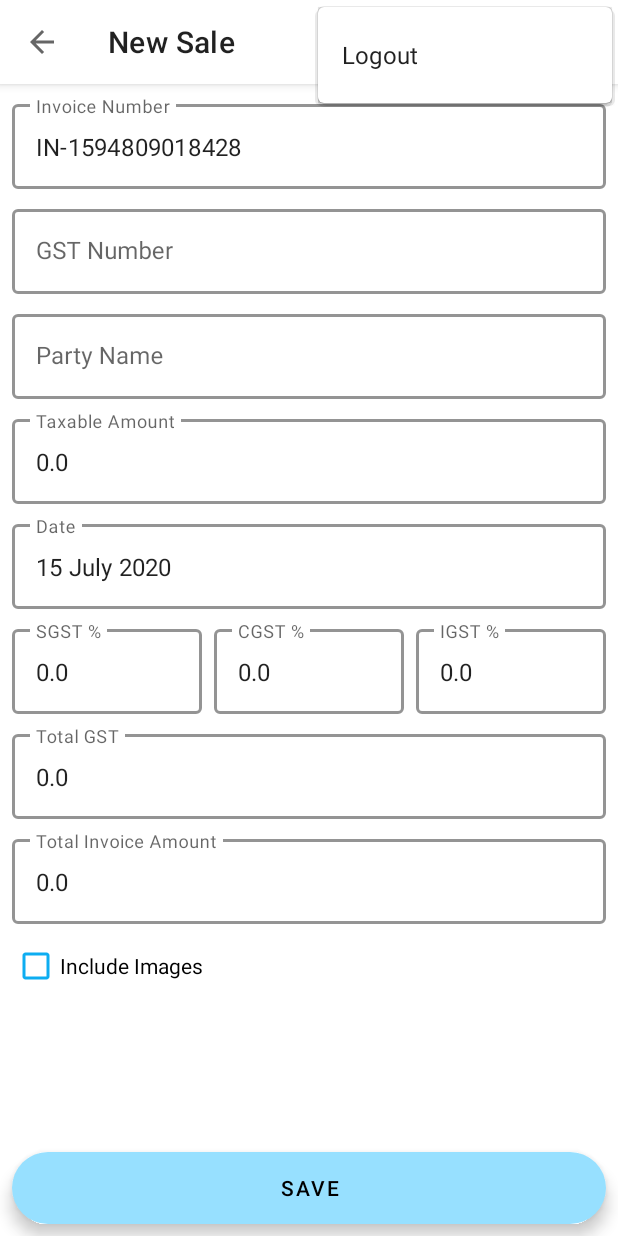
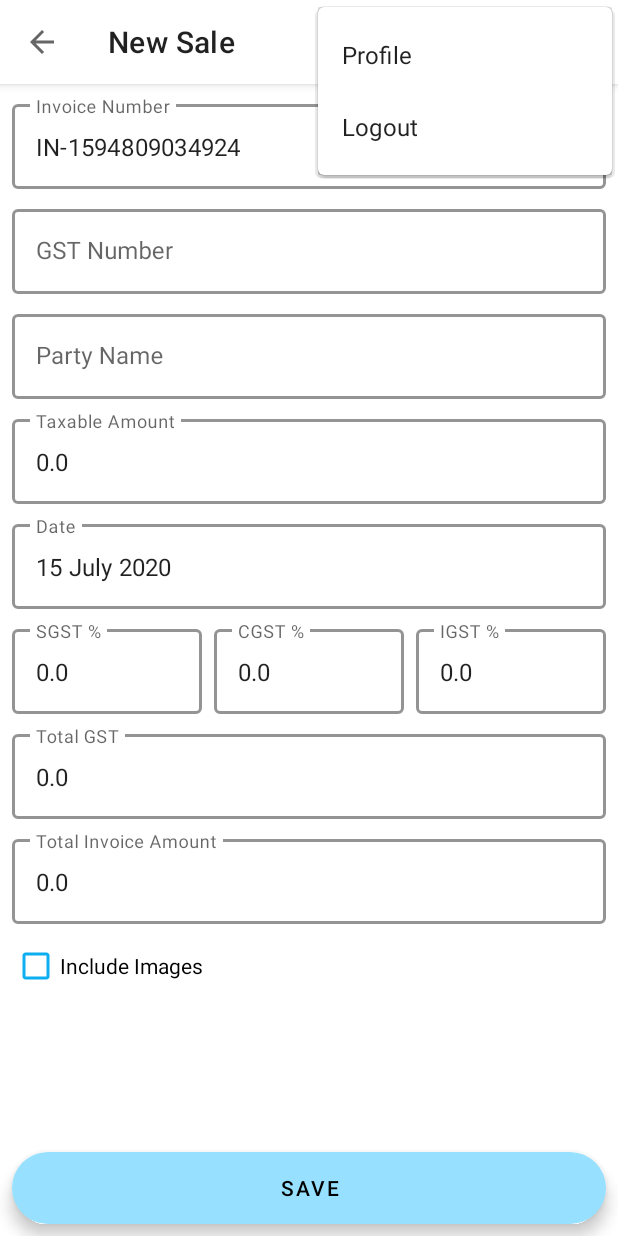
Before and after one commit to devinbits/GST-Reporter, an Android app: the SecondFragment screen opened through its navigation route, with the options menu open, on a phone screen of 412 x 824 dp. Run offline under Robolectric (Android 15) with nearby library versions, the phone set to English and light mode, and no system bars; our stand-ins replace Firebase (no records; nobody signed in at launch, a user with empty details on screens opened directly); 1 statement that could not run was skipped.

Commit message:
#Added Profile feature Profile.kt, ProfileAdapter.kt, ProfileFrag.kt

```diff
--- a/app/src/main/AndroidManifest.xml
+++ b/app/src/main/AndroidManifest.xml
@@ -2,8 +2,8 @@
 <manifest xmlns:android="http://schemas.android.com/apk/res/android"
     xmlns:tools="http://schemas.android.com/tools"
     package="com.testtube.gstreporter"
-    android:versionCode="1"
-    android:versionName="1.0.1"
+    android:versionCode="2"
+    android:versionName="1.0.2"
     tools:ignore="GradleOverrides">
 
     <uses-permission android:name="android.permission.READ_EXTERNAL_STORAGE" />
--- /dev/null
+++ b/app/src/main/java/com/testtube/gstreporter/firestoreController/ProfileAdapter.kt
@@ -0,0 +1,33 @@
+package com.testtube.gstreporter.firestoreController
+
+import android.content.Context
+import com.google.android.gms.tasks.OnFailureListener
+import com.google.android.gms.tasks.Task
+import com.google.firebase.firestore.DocumentSnapshot
+import com.google.firebase.firestore.FirebaseFirestore
+import com.testtube.gstreporter.model.Profile
+import com.testtube.gstreporter.utils.Common
+
+class ProfileAdapter(val context: Context) : OnFailureListener {
+
+    private val db: FirebaseFirestore = FirebaseFirestore.getInstance()
+    private val root: String = "users/${Common.getUser()}"
+    private val saleCollection: String = "${root}/sales"
+
+    fun saveProfile(profile: Profile) {
+        db.document(root).set(profile)
+            .addOnSuccessListener { void ->
+                Common.showToast(
+                    context,
+                    "Saved ${profile.name}"
+                )
+            }
+    }
+
+    fun getProfile(): Task<DocumentSnapshot> = db.document(root).get()
+
+    override fun onFailure(p0: Exception) {
+        Common.showToast(context, "Failed ${p0.message}")
+    }
+
+}
--- /dev/null
+++ b/app/src/main/java/com/testtube/gstreporter/model/Profile.kt
@@ -0,0 +1,24 @@
+package com.testtube.gstreporter.model
+
+import android.content.Context
+import com.google.android.gms.tasks.Task
+import com.google.firebase.firestore.DocumentSnapshot
+import com.testtube.gstreporter.firestoreController.ProfileAdapter
+
+class Profile(
+    var name: String = "",
+    var firmName: String = "",
+    var gstNumber: String = "",
+    var state: String = "",
+    var avatar: String = ""
+) {
+
+    public fun getProfile(context: Context): Task<DocumentSnapshot> {
+        return ProfileAdapter(context).getProfile()
+    }
+
+    public fun saveProfile(context: Context) {
+        ProfileAdapter(context).saveProfile(this)
+    }
+
+}
--- a/app/src/main/java/com/testtube/gstreporter/utils/Common.kt
+++ b/app/src/main/java/com/testtube/gstreporter/utils/Common.kt
@@ -102,8 +102,7 @@ class Common {
 
         fun startPictureCaptureIntentFragment(
             frag: Fragment,
-            mrequestId: Int,
-            filename: String
+            mrequestId: Int
         ): String? {
             var requestId = mrequestId
             if (requestId == 0) requestId = Constants.REQUEST_IMAGE_CAPTURE_FRAG
--- a/app/src/main/java/com/testtube/gstreporter/views/activity/MainActivity.kt
+++ b/app/src/main/java/com/testtube/gstreporter/views/activity/MainActivity.kt
@@ -8,6 +8,7 @@ import androidx.navigation.NavController
 import androidx.navigation.findNavController
 import com.google.firebase.auth.FirebaseAuth
 import com.testtube.gstreporter.R
+import com.testtube.gstreporter.model.Profile
 import com.testtube.gstreporter.utils.Prefs
 import kotlinx.android.synthetic.main.activity_main.*
 
@@ -37,10 +38,31 @@ class MainActivity : AppCompatActivity() {
         })
 
         FirebaseAuth.getInstance().addAuthStateListener {
-            if (it.currentUser == null) {
-                navController.navigate(R.id.action_FirstFragment_to_AuthFrag)
-            } else if (navController.currentDestination?.id == R.id.AuthFrag)
-                navController.navigate(R.id.action_authFrag_to_FirstFragment)
+            when (it.currentUser) {
+                null -> {
+                    navController.navigate(R.id.action_FirstFragment_to_AuthFrag)
+                }
+                else -> {
+                    Profile().getProfile(applicationContext).addOnCompleteListener {
+                        when {
+                            it.isSuccessful -> {
+                                val profile = it.result?.toObject(Profile::class.java)
+                                when (profile) {
+                                    null -> navController.navigate(R.id.action_AuthFrag_to_profile)
+                                    else -> when {
+                                        navController.currentDestination?.id != R.id.FirstFragment -> navController.navigate(
+                                            R.id.action_authFrag_to_FirstFragment
+                                        )
+                                    }
+                                }
+                            }
+                            else -> {
+                                navController.navigate(R.id.action_AuthFrag_to_profile)
+                            }
+                        }
+                    }
+                }
+            }
         }
     }
 
@@ -63,6 +85,10 @@ class MainActivity : AppCompatActivity() {
                 FirebaseAuth.getInstance().signOut()
                 return true
             }
+            R.id.action_profile -> {
+                navController.navigate(R.id.action_FirstFragment_to_profile)
+                return true
+            }
             else -> super.onOptionsItemSelected(item)
         }
     }
--- a/app/src/main/java/com/testtube/gstreporter/views/frag/SecondFragment.kt
+++ b/app/src/main/java/com/testtube/gstreporter/views/frag/SecondFragment.kt
@@ -206,8 +206,7 @@ class SecondFragment : Fragment(), RecyclerViewInterface {
     }
 
     override fun onClick(pos: Int) {
-        val filename = Common.getUser() + System.currentTimeMillis() / 1000
-        fileAbsPath = Common.startPictureCaptureIntentFragment(this, 0, filename)
+        fileAbsPath = Common.startPictureCaptureIntentFragment(this, 0)
     }
 
     override fun onClick(pos: Int, data: Any) {
--- a/app/src/main/res/menu/menu_main.xml
+++ b/app/src/main/res/menu/menu_main.xml
@@ -3,8 +3,13 @@
     xmlns:tools="http://schemas.android.com/tools"
     tools:context="com.testtube.gstreporter.views.activity.MainActivity">
     <item
+        android:id="@+id/action_profile"
+        android:orderInCategory="0"
+        android:title="@string/profile"
+        app:showAsAction="never" />
+    <item
         android:id="@+id/action_settings"
-        android:orderInCategory="100"
+        android:orderInCategory="1"
         android:title="@string/action_logout"
         app:showAsAction="never" />
 </menu>
--- a/app/src/main/res/navigation/nav_graph.xml
+++ b/app/src/main/res/navigation/nav_graph.xml
@@ -20,6 +20,9 @@
             app:launchSingleTop="false"
             app:popUpTo="@id/FirstFragment"
             app:popUpToInclusive="true" />
+        <action
+            android:id="@+id/action_FirstFragment_to_profile"
+            app:destination="@id/profile" />
     </fragment>
     <fragment
         android:id="@+id/SecondFragment"
@@ -57,6 +60,9 @@
             android:id="@+id/deepLink"
             android:autoVerify="true"
             app:uri="auth" />
+        <action
+            android:id="@+id/action_AuthFrag_to_profile"
+            app:destination="@id/profile" />
     </fragment>
     <dialog
         android:id="@+id/imageViewerFrag"
@@ -68,4 +74,22 @@
             app:argType="string"
             app:nullable="true" />
     </dialog>
+    <fragment
+        android:id="@+id/profile"
+        android:name="com.testtube.gstreporter.views.frag.ProfileFrag"
+        android:label="fragment_profile"
+        tools:layout="@layout/fragment_profile">
+        <action
+            android:id="@+id/action_profile_to_FirstFragment"
+            app:destination="@id/FirstFragment"
+            app:launchSingleTop="true"
+            app:popUpTo="@id/profile"
+            app:popUpToInclusive="true" />
+        <deepLink
+            android:id="@+id/deepLink3"
+            app:uri="profile.view" />
+        <action
+            android:id="@+id/action_profile_to_imageViewerFrag"
+            app:destination="@id/imageViewerFrag" />
+    </fragment>
 </navigation>
```
Also changed, not shown: app/src/main/java/com/testtube/gstreporter/views/adapters/StateAutoCompleteAdapter.kt (added, +99 -0 lines), app/src/main/java/com/testtube/gstreporter/views/frag/ProfileFrag.kt (added, +120 -0 lines), app/src/main/java/com/testtube/gstreporter/workers/FirebaseStorageFileUpload.kt (+57 -9 lines), app/src/main/res/drawable/ic_baseline_arrow_drop_down_24.xml (added, +10 -0 lines), app/src/main/res/layout/fragment_profile.xml (added, +133 -0 lines), app/src/main/res/values/strings.xml (+42 -0 lines).
